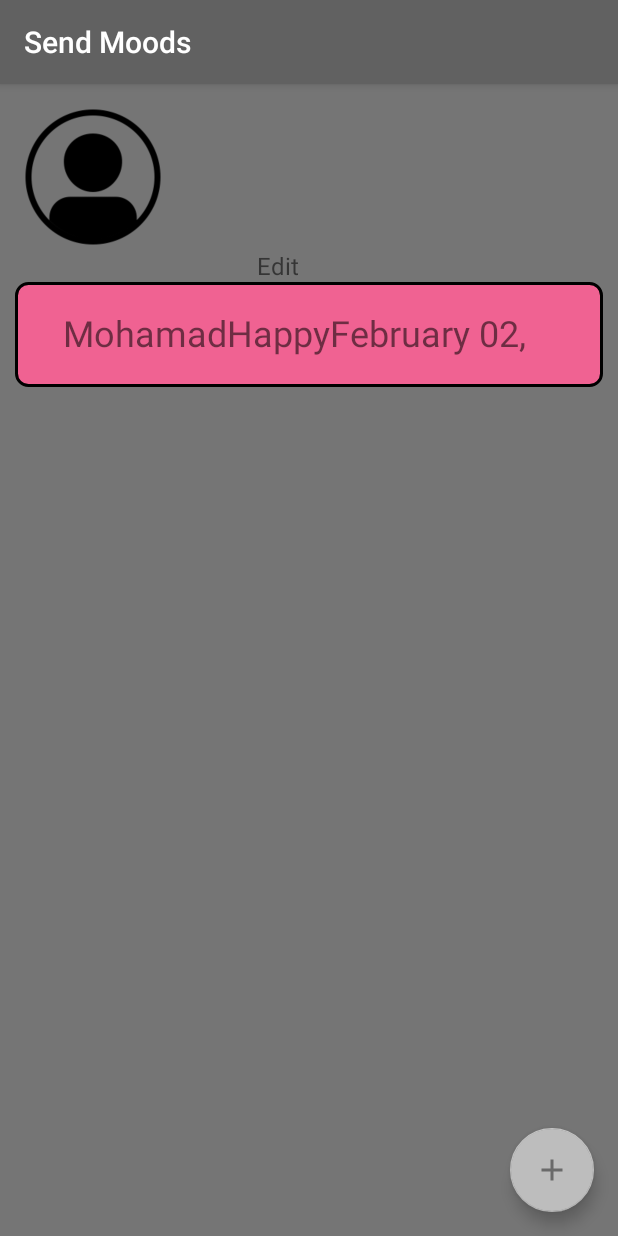
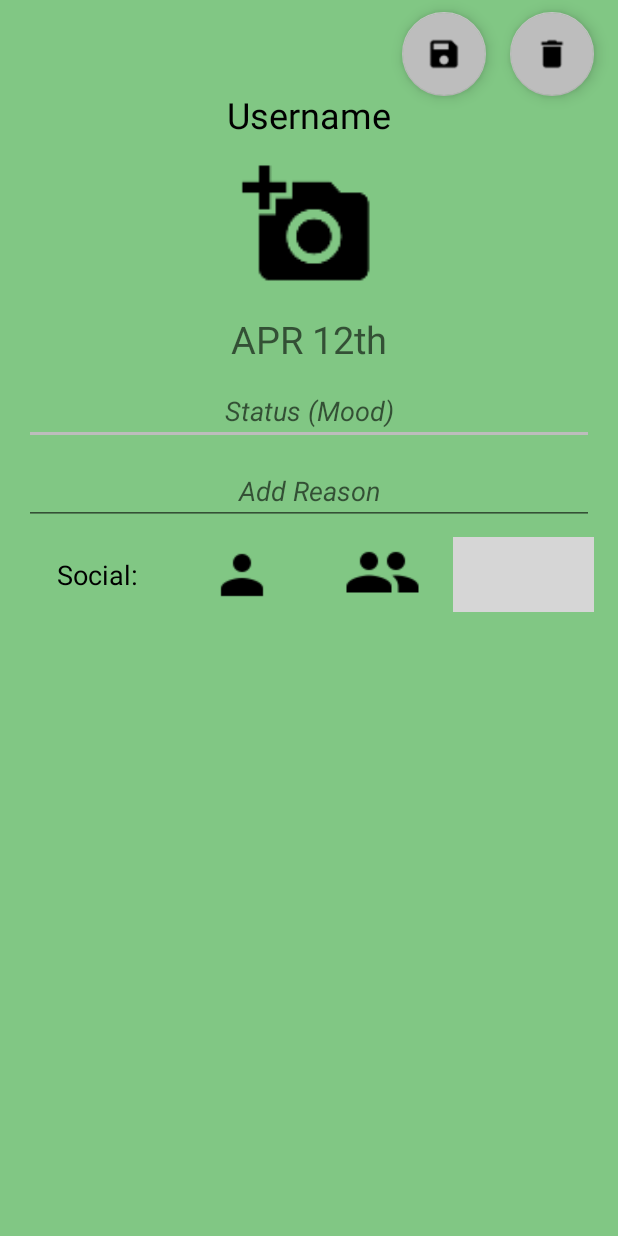
Before and after one commit to CMPUT301W17T17/MoodSwings, an Android app: the screen it shows after launch (MoodListActivity before the commit, EditMoodActivity after it), after a tap on an icon or button, on a phone screen of 412 x 824 dp. Run offline under Robolectric (Android 15) with nearby library versions, the phone set to English and light mode, and no system bars; grey boxes are pictures that could not be loaded.

Commit message:
better parcelling and integration

```diff
--- a/app/src/main/java/com/example/android/sendmoods/EditMoodActivity.java
+++ b/app/src/main/java/com/example/android/sendmoods/EditMoodActivity.java
@@ -1,17 +1,28 @@
 package com.example.android.sendmoods;
 
 import android.app.Activity;
+import android.content.Intent;
 import android.os.Bundle;
+import android.support.design.widget.FloatingActionButton;
 import android.text.InputFilter;
 import android.view.View;
 import android.widget.Button;
 import android.widget.EditText;
 
+import static com.example.android.sendmoods.Constants.HAPPY_COLOR;
+import static com.example.android.sendmoods.Constants.HAPPY_POPUP_BOX;
+import static com.example.android.sendmoods.Constants.RES_CODE_DELETED;
+import static com.example.android.sendmoods.Constants.RES_CODE_EDITED;
+import static com.example.android.sendmoods.Constants.RES_CODE_NEW;
+
 public class EditMoodActivity extends Activity {
     //Please pay attention to  proper class organization. Views must be declared
     //as private variables.
-    private EditText ReasonEdit;
+    private EditText reasonText;
+    private EditText moodText;
+
     private MoodEvent moodEvent;
+
     private Button saveButton;
     private Button deleteButton;
     private View backgroundView;
@@ -21,34 +32,66 @@ public class EditMoodActivity extends Activity {
         super.onCreate(savedInstanceState);
         setContentView(R.layout.edit_mood);
 
-        ReasonEdit = (EditText) findViewById(R.id.reason_text);//the convention for a view name is word_word not wordWord
-        ReasonEdit.setFilters(new InputFilter[]{new TextInputFilter()});
+        reasonText = (EditText) findViewById(R.id.reason_text);//the convention for a view name is word_word not wordWord
+        reasonText.setFilters(new InputFilter[]{new TextInputFilter()});
 
-        /*backgroundView = findViewById(R.id.edit_background);
+        reasonText = (EditText) findViewById(R.id.reason_text);
+        moodText = (EditText) findViewById(R.id.mood_text);
+
+
+
+        //backgroundView = findViewById(R.id.edit_background);
 
         //Save button parcels the mood Event
-        saveButton = (Button) findViewById(R.id.save_button);
+        FloatingActionButton saveButton = (FloatingActionButton) findViewById(R.id.save);
         saveButton.setOnClickListener(new View.OnClickListener() {
             @Override
             public void onClick(View v){
-                Intent resultIntent = new Intent();
+
+                moodEvent.setUsername("machung");
+                moodEvent.setReason(reasonText.getText().toString());
+                moodEvent.setEmotion(moodText.getText().toString());
+                moodEvent.setDate("February 02, 2017");
+                moodEvent.setTime("11:11");
+                moodEvent.setAddress("123 Fakestreet, WA");
+                moodEvent.setColor(HAPPY_COLOR);
+                moodEvent.setPopupShape(HAPPY_POPUP_BOX);
+
+                Intent resultIntent = new Intent(EditMoodActivity.this, MoodListActivity.class);
                 resultIntent.putExtra("updatedMood", moodEvent);
-                setResult(RES_CODE_EDITED, resultIntent);
+
+                setResult(RES_CODE_NEW, resultIntent);
+                finish();
             }
         });
 
-        deleteButton = (Button) findViewById(R.id.delete_button);
+        FloatingActionButton deleteButton = (FloatingActionButton) findViewById(R.id.delete);
         deleteButton.setOnClickListener(new View.OnClickListener() {
             @Override
             public void onClick(View v){
-                Intent resultIntent = new Intent();
+                Intent resultIntent = new Intent(EditMoodActivity.this, MoodListActivity.class);
                 setResult(RES_CODE_DELETED, resultIntent);
+                finish();
             }
-        });*/
+        });
     }
     public void onStart(){
         super.onStart();
         moodEvent = getIntent().getParcelableExtra("MoodEvent");
         //backgroundView.setBackground();
+
+        String nullString = "";
+
+        try {
+            moodText.setText(moodEvent.getEmotion());
+        } catch (Exception e) {
+            moodText.setText(nullString);
+        }
+
+        try {
+            reasonText.setText(moodEvent.getReason());
+        } catch (Exception e) {
+            reasonText.setText(nullString);
+        }
     }
 }
--- a/app/src/main/java/com/example/android/sendmoods/MoodEvent.java
+++ b/app/src/main/java/com/example/android/sendmoods/MoodEvent.java
@@ -18,7 +18,7 @@ public class MoodEvent implements Parcelable{
     private int popupShape;
     private String color;
 
-    public MoodEvent(String date, String time, String reason, String username, String address, String emotion, int popupShape, String color){
+    /*public MoodEvent(String date, String time, String reason, String username, String address, String emotion, int popupShape, String color){
         this.date = date;
         this.time = time;
         this.reason = reason;
@@ -28,7 +28,9 @@ public class MoodEvent implements Parcelable{
         this.emotion = emotion;
         this.popupShape = popupShape;
         this.color = color;
-    }
+    }*/
+
+    public MoodEvent(){}
 
     public Drawable getListBox(Context context){
         return ContextCompat.getDrawable(context, R.drawable.list_box_pink);
--- a/app/src/main/java/com/example/android/sendmoods/MoodListActivity.java
+++ b/app/src/main/java/com/example/android/sendmoods/MoodListActivity.java
@@ -2,6 +2,7 @@ package com.example.android.sendmoods;
 
 import android.content.Intent;
 import android.os.Bundle;
+import android.support.design.widget.FloatingActionButton;
 import android.support.v7.app.AppCompatActivity;
 import android.view.View;
 import android.widget.AdapterView;
@@ -32,8 +33,10 @@ public class MoodListActivity extends AppCompatActivity{
     private int pos;
 
     //Location location = new Location("defaultLocation");
-    private MoodEvent testMoodEvent = new MoodEvent("February 02, 2017", "11:11", "Harder Better Faster", "Mohamad", "123 Fakestreet, WA", HAPPY_WORD, HAPPY_POPUP_BOX, HAPPY_COLOR);
-    private MoodEvent newMoodEvent;
+    //private MoodEvent testMoodEvent = new MoodEvent("February 02, 2017", "11:11", "Harder Better Faster", "Mohamad", "123 Fakestreet, WA", HAPPY_WORD, HAPPY_POPUP_BOX, HAPPY_COLOR);
+
+    private MoodEvent newMoodEvent = new MoodEvent();
+    private Intent changeIntent;
 
     @Override
     protected void onCreate(Bundle savedInstanceState) {
@@ -45,8 +48,8 @@ public class MoodListActivity extends AppCompatActivity{
         moodListView = (ListView) findViewById(R.id.mood_list);
         moodListView.setAdapter(adapter);
 
-        moodEventList.add(testMoodEvent);
-        adapter.notifyDataSetChanged();
+        //moodEventList.add(testMoodEvent);
+        //adapter.notifyDataSetChanged();
 
         moodListView.setOnItemClickListener(new AdapterView.OnItemClickListener() {
             @Override
@@ -58,13 +61,26 @@ public class MoodListActivity extends AppCompatActivity{
                 startActivityForResult(myIntent, REQ_CODE_POPUP);
             }
         });
+
+        FloatingActionButton addButton = (FloatingActionButton) findViewById(R.id.floatingActionButton);
+
+        addButton.setOnClickListener(new View.OnClickListener() {
+            public void onClick(View v) {
+
+
+                changeIntent = new Intent(MoodListActivity.this, EditMoodActivity.class);
+                changeIntent.putExtra("MoodEvent", newMoodEvent);
+                startActivityForResult(changeIntent, REQ_CODE_NEW);
+            }
+        });
+
     }
 
     @Override
     protected void onActivityResult(int requestCode, int resultCode, Intent data) {
         if(requestCode == REQ_CODE_NEW && resultCode == RES_CODE_NEW){//The whole purpose of static imports it to not need to use "Constants."
             //Get the new MoodEvent and append it to the list
-            MoodEvent newMoodEvent = data.getExtras().getParcelable("updatedMood");
+            newMoodEvent = data.getExtras().getParcelable("updatedMood");
             moodEventList.add(newMoodEvent);
             adapter.notifyDataSetChanged();
         }
```
